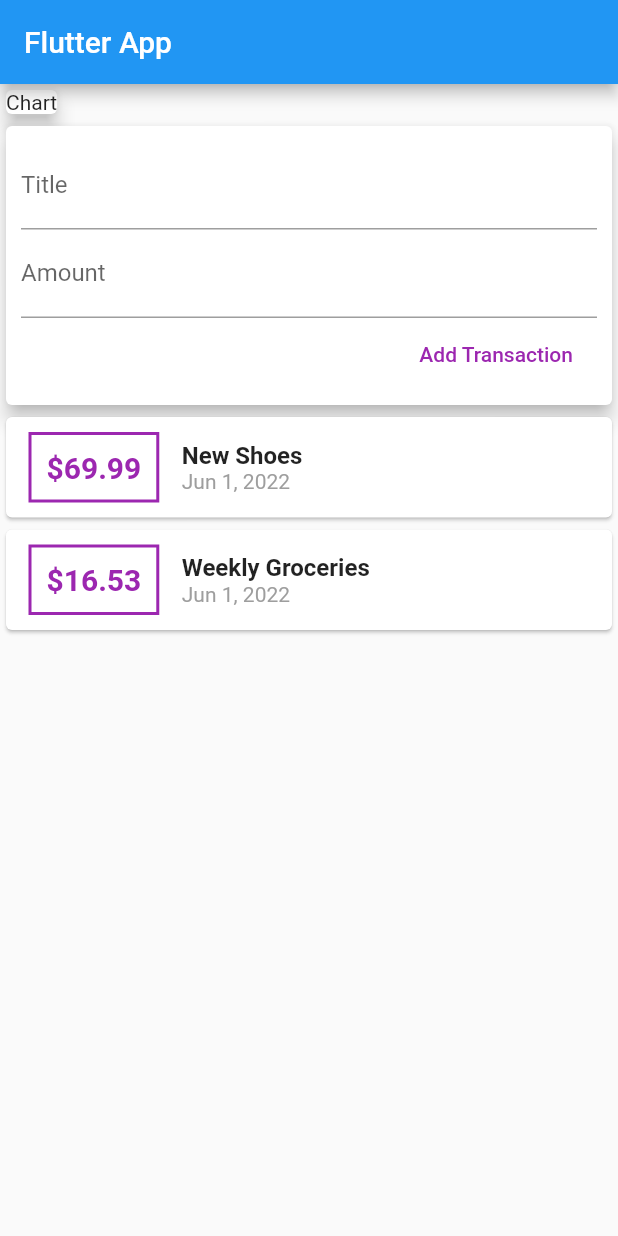
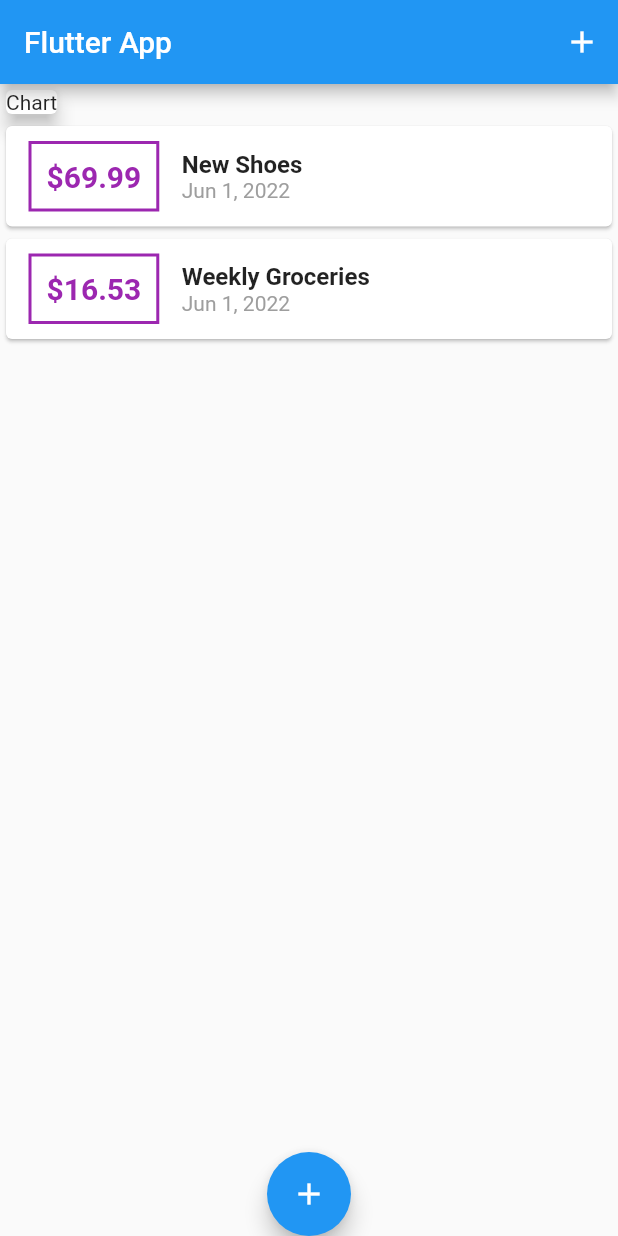
Before and after one commit to SamsonMokaya/Personal-Expense-Tracker, a Flutter app: the screen it shows after launch, on a phone screen of 412 x 824 dp. Run offline on Flutter 3.47's test engine with Material 2 defaults, Android fonts, the phone set to English and light mode, and no system bars.

Commit message:
Seventh Commit

```diff
--- a/lib/main.dart
+++ b/lib/main.dart
@@ -1,5 +1,9 @@
 import 'package:flutter/material.dart';
-import './widgets/user_transactions.dart';
+import 'widgets/new_transaction.dart';
+
+import 'widgets/new_transaction.dart';
+import 'widgets/transaction_list.dart';
+import '/models/transaction.dart';
 
 void main() {
   runApp(MyApp());
@@ -17,15 +21,62 @@ class MyApp extends StatelessWidget {
   }
 }
 
-class MyHomePage extends StatelessWidget {
+class MyHomePage extends StatefulWidget {
+  @override
+  State<MyHomePage> createState() => _MyHomePageState();
+}
+
+class _MyHomePageState extends State<MyHomePage> {
+  final List<Transaction> _userTransactions = [
+    Transaction(
+      id: 't1',
+      title: 'New Shoes',
+      amount: 69.99,
+      date: DateTime.now(),
+    ),
+    Transaction(
+      id: 't2',
+      title: 'Weekly Groceries',
+      amount: 16.53,
+      date: DateTime.now(),
+    ),
+  ];
+
+  void _addNewTransaction(String txTitle, double txAmount) {
+    final newTx = Transaction(
+      title: txTitle,
+      amount: txAmount,
+      date: DateTime.now(),
+      id: DateTime.now().toString(),
+    );
+
+    setState(() {
+      _userTransactions.add(newTx);
+    });
+  }
+
   // String titleInput;
-  // String amountInput;
+  void _startAddAddNewTransaction(BuildContext context) {
+    showModalBottomSheet(
+      context: context,
+      builder: (_) {
+        return NewTransaction(_addNewTransaction);
+      },
+    );
+  }
 
   @override
   Widget build(BuildContext context) {
     return Scaffold(
       appBar: AppBar(
         title: Text('Flutter App'),
+        actions: <Widget>[
+          IconButton(
+              icon: Icon(
+                Icons.add,
+              ),
+              onPressed: () => _startAddAddNewTransaction(context)),
+        ],
       ),
       body: SingleChildScrollView(
         child: Column(
@@ -38,9 +89,14 @@ class MyHomePage extends StatelessWidget {
                 child: Text("Chart"),
               ),
             ),
-            UserTransactions(),
+            TransactionList(_userTransactions)
           ],
         ),
+      ),
+      floatingActionButtonLocation: FloatingActionButtonLocation.centerDocked,
+      floatingActionButton: FloatingActionButton(
+        child: Icon(Icons.add),
+        onPressed: () => _startAddAddNewTransaction(context),
       ),
     );
   }
--- a/lib/widgets/user_transactions.dart
+++ /dev/null
@@ -1,50 +0,0 @@
-import 'package:flutter/material.dart';
-
-import './new_transaction.dart';
-import './transaction_list.dart';
-import '../models/transaction.dart';
-
-class UserTransactions extends StatefulWidget {
-  @override
-  _UserTransactionsState createState() => _UserTransactionsState();
-}
-
-class _UserTransactionsState extends State<UserTransactions> {
-  final List<Transaction> _userTransactions = [
-    Transaction(
-      id: 't1',
-      title: 'New Shoes',
-      amount: 69.99,
-      date: DateTime.now(),
-    ),
-    Transaction(
-      id: 't2',
-      title: 'Weekly Groceries',
-      amount: 16.53,
-      date: DateTime.now(),
-    ),
-  ];
-
-  void _addNewTransaction(String txTitle, double txAmount) {
-    final newTx = Transaction(
-      title: txTitle,
-      amount: txAmount,
-      date: DateTime.now(),
-      id: DateTime.now().toString(),
-    );
-
-    setState(() {
-      _userTransactions.add(newTx);
-    });
-  }
-
-  @override
-  Widget build(BuildContext context) {
-    return Column(
-      children: <Widget>[
-        NewTransaction(_addNewTransaction),
-        TransactionList(_userTransactions),
-      ],
-    );
-  }
-}
```
Also changed, not shown: pubspec.lock, 2 other files.
